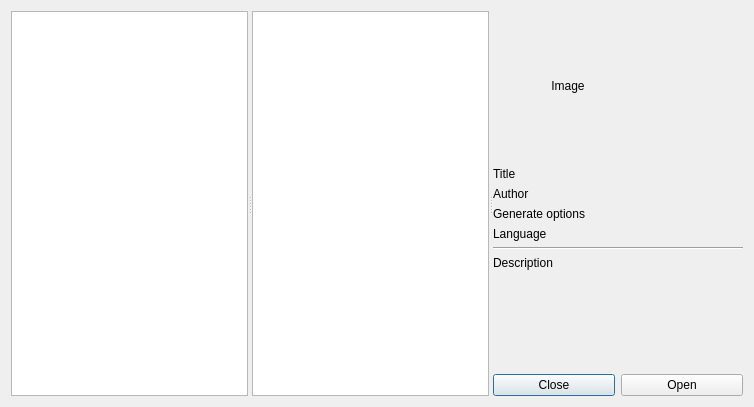
prowess-vu/gnuradio, file grc/gui_qt/resources/example_browser.ui: the form before one commit.
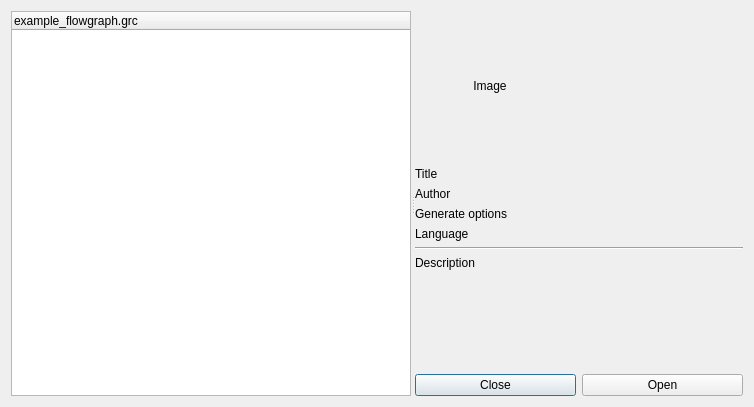
The form after the commit.

Commit message: grcqt: Start implementing example browser from context menu for blocks

What changed in the file:
```diff
--- a/grc/gui_qt/resources/example_browser.ui
+++ b/grc/gui_qt/resources/example_browser.ui
@@ -19,7 +19,7 @@
      <property name="orientation">
       <enum>Qt::Horizontal</enum>
      </property>
-     <widget class="QListWidget" name="left_list">
+     <widget class="QTreeWidget" name="tree_widget">
       <property name="sizePolicy">
        <sizepolicy hsizetype="Expanding" vsizetype="Preferred">
         <horstretch>0</horstretch>
@@ -38,26 +38,11 @@
         <height>16777215</height>
        </size>
       </property>
-     </widget>
-     <widget class="QListWidget" name="mid_list">
-      <property name="sizePolicy">
-       <sizepolicy hsizetype="Expanding" vsizetype="Preferred">
-        <horstretch>0</horstretch>
-        <verstretch>0</verstretch>
-       </sizepolicy>
-      </property>
-      <property name="minimumSize">
-       <size>
-        <width>200</width>
-        <height>0</height>
-       </size>
-      </property>
-      <property name="maximumSize">
-       <size>
-        <width>400</width>
-        <height>16777215</height>
-       </size>
-      </property>
+      <column>
+       <property name="text">
+        <string>example_flowgraph.grc</string>
+       </property>
+      </column>
      </widget>
      <widget class="QWidget" name="right_widget" native="true">
       <property name="sizePolicy">
```
The commit also changes 6 other files.
